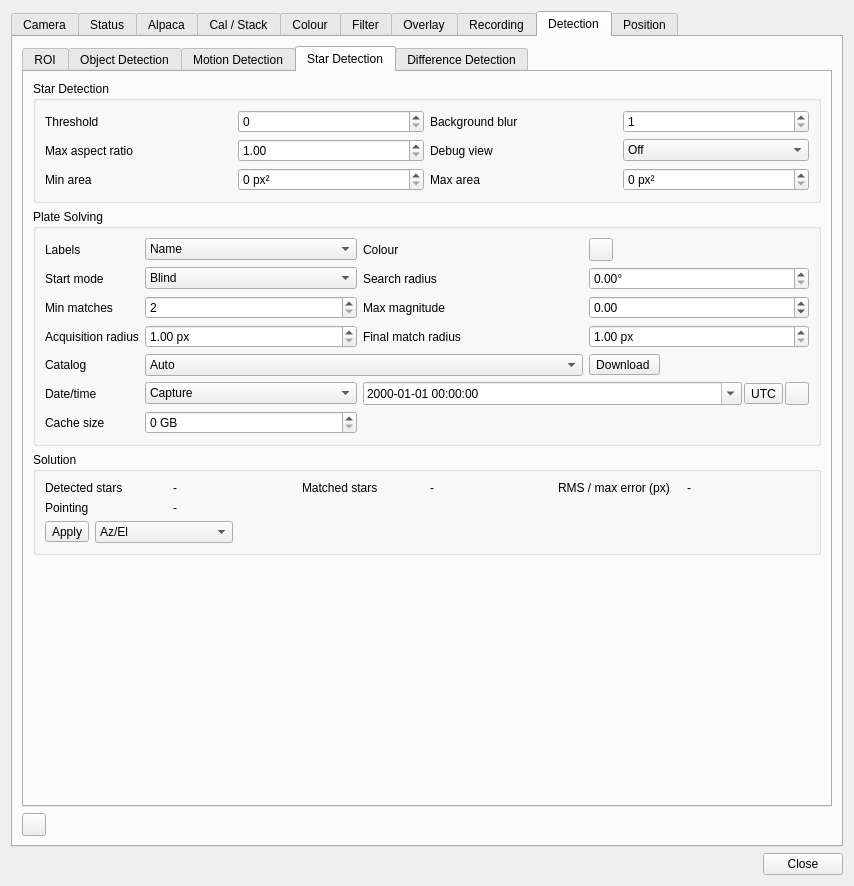
srcejon/sdrangel, file plugins/feature/camera/camerasettingsdialog.ui: the form before one commit.
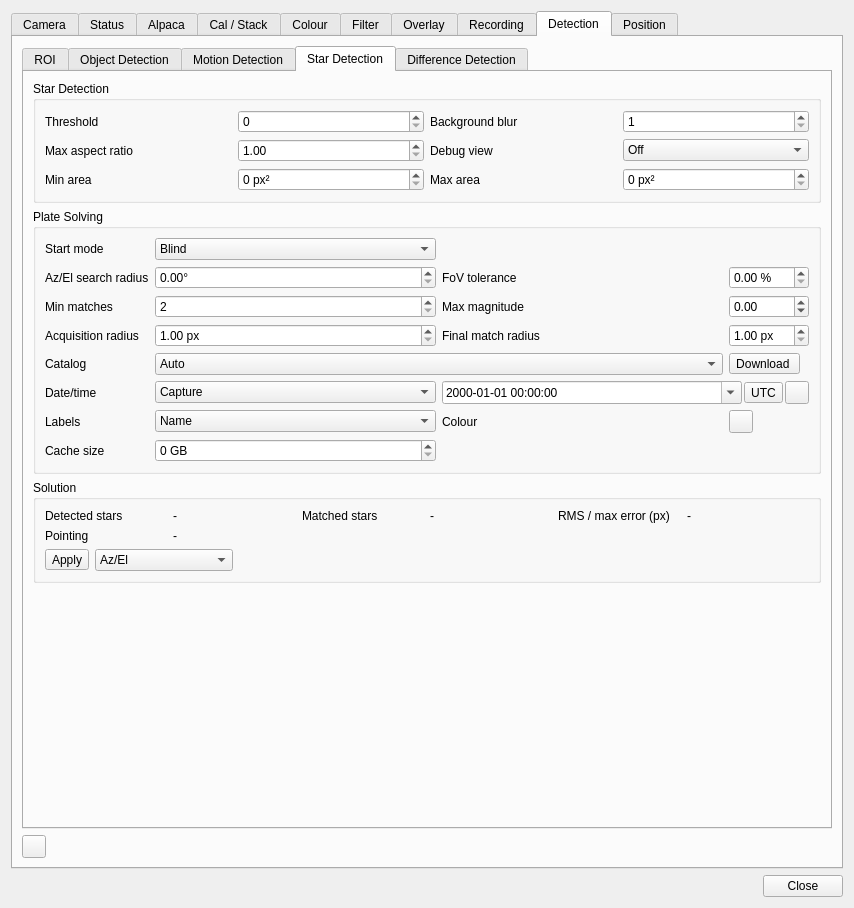
The form after the commit. The open tabs and pages were chosen to show the change. Icons and pictures are not drawn. Custom widgets are drawn as their Qt base class.

Commit message: Update plate solver

```diff
--- a/plugins/feature/camera/camerasettingsdialog.ui
+++ b/plugins/feature/camera/camerasettingsdialog.ui
@@ -7,7 +7,7 @@
     <x>0</x>
     <y>0</y>
     <width>854</width>
-    <height>886</height>
+    <height>908</height>
    </rect>
   </property>
   <property name="windowTitle">
@@ -24,7 +24,7 @@
        <string>Camera</string>
       </attribute>
       <layout class="QVBoxLayout" name="cameraTabLayout">
-       <item alignment="Qt::AlignTop">
+       <item alignment="Qt::AlignmentFlag::AlignTop">
         <widget class="QWidget" name="cameraSettingsContainer" native="true">
          <property name="sizePolicy">
           <sizepolicy hsizetype="Preferred" vsizetype="Maximum">
@@ -961,7 +961,7 @@
        <string>Status</string>
       </attribute>
       <layout class="QVBoxLayout" name="verticalLayout_3">
-       <item alignment="Qt::AlignTop">
+       <item alignment="Qt::AlignmentFlag::AlignTop">
         <widget class="QWidget" name="statusContainer" native="true">
          <property name="sizePolicy">
           <sizepolicy hsizetype="Preferred" vsizetype="Maximum">
@@ -1166,7 +1166,7 @@
          </layout>
         </widget>
        </item>
-       <item alignment="Qt::AlignTop">
+       <item alignment="Qt::AlignmentFlag::AlignTop">
         <widget class="QToolButton" name="clearChart">
          <property name="toolTip">
           <string>Clear chart</string>
@@ -1210,10 +1210,7 @@
        <string>Alpaca</string>
       </attribute>
       <layout class="QVBoxLayout" name="verticalLayout_6">
-       <property name="alignment">
-        <set>Qt::AlignmentFlag::AlignTop</set>
-       </property>
-       <item alignment="Qt::AlignTop">
+       <item alignment="Qt::AlignmentFlag::AlignTop">
         <widget class="QGroupBox" name="alpacaServerSettingsGroup">
          <property name="sizePolicy">
           <sizepolicy hsizetype="Preferred" vsizetype="Maximum">
@@ -1327,7 +1324,7 @@
          </layout>
         </widget>
        </item>
-       <item alignment="Qt::AlignTop">
+       <item alignment="Qt::AlignmentFlag::AlignTop">
         <widget class="QGroupBox" name="alpacaDevicesGroup">
          <property name="sizePolicy">
           <sizepolicy hsizetype="Preferred" vsizetype="Maximum">
@@ -1390,10 +1387,7 @@
        <string>Cal / Stack</string>
       </attribute>
       <layout class="QVBoxLayout" name="verticalLayout_stacking">
-       <property name="alignment">
-        <set>Qt::AlignmentFlag::AlignTop</set>
-       </property>
-       <item alignment="Qt::AlignTop">
+       <item alignment="Qt::AlignmentFlag::AlignTop">
         <widget class="QGroupBox" name="stackCalibrationGroup">
          <property name="sizePolicy">
           <sizepolicy hsizetype="Preferred" vsizetype="Maximum">
@@ -1504,7 +1498,7 @@
          </layout>
         </widget>
        </item>
-       <item alignment="Qt::AlignTop">
+       <item alignment="Qt::AlignmentFlag::AlignTop">
         <widget class="QGroupBox" name="stackingGroup">
          <property name="sizePolicy">
           <sizepolicy hsizetype="Preferred" vsizetype="Maximum">
@@ -1900,10 +1894,7 @@
        <string>Colour</string>
       </attribute>
       <layout class="QVBoxLayout" name="postProcessingTabLayout">
-       <property name="alignment">
-        <set>Qt::AlignmentFlag::AlignTop</set>
-       </property>
-       <item alignment="Qt::AlignTop">
+       <item alignment="Qt::AlignmentFlag::AlignTop">
         <widget class="QGroupBox" name="colorGroup">
          <property name="sizePolicy">
           <sizepolicy hsizetype="Preferred" vsizetype="Maximum">
@@ -2345,7 +2336,7 @@
          </layout>
         </widget>
        </item>
-       <item alignment="Qt::AlignTop">
+       <item alignment="Qt::AlignmentFlag::AlignTop">
         <widget class="QGroupBox" name="histogramStretchGroup">
          <property name="sizePolicy">
           <sizepolicy hsizetype="Preferred" vsizetype="Maximum">
@@ -2659,10 +2650,7 @@
        <string>Filter</string>
       </attribute>
       <layout class="QVBoxLayout" name="verticalLayout_22">
-       <property name="alignment">
-        <set>Qt::AlignmentFlag::AlignTop</set>
-       </property>
-       <item alignment="Qt::AlignTop">
+       <item alignment="Qt::AlignmentFlag::AlignTop">
         <widget class="QGroupBox" name="filterGroup">
          <property name="sizePolicy">
           <sizepolicy hsizetype="Preferred" vsizetype="Maximum">
@@ -2902,7 +2890,7 @@
          </layout>
         </widget>
        </item>
-       <item alignment="Qt::AlignTop">
+       <item alignment="Qt::AlignmentFlag::AlignTop">
         <widget class="QGroupBox" name="imageGroup">
          <property name="sizePolicy">
           <sizepolicy hsizetype="Preferred" vsizetype="Maximum">
@@ -3846,7 +3834,7 @@
        <string>Recording</string>
       </attribute>
       <layout class="QVBoxLayout" name="recordingTabLayout">
-       <item alignment="Qt::AlignTop">
+       <item alignment="Qt::AlignmentFlag::AlignTop">
         <widget class="QGroupBox" name="recordingGroup">
          <property name="sizePolicy">
           <sizepolicy hsizetype="Preferred" vsizetype="Maximum">
@@ -4108,7 +4096,7 @@
          </layout>
         </widget>
        </item>
-      <item alignment="Qt::AlignTop">
+       <item alignment="Qt::AlignmentFlag::AlignTop">
        <widget class="QGroupBox" name="keogramGroup">
         <property name="sizePolicy">
          <sizepolicy hsizetype="Preferred" vsizetype="Maximum">
@@ -4237,7 +4225,7 @@
        </layout>
       </widget>
      </item>
-      <item alignment="Qt::AlignTop">
+       <item alignment="Qt::AlignmentFlag::AlignTop">
        <widget class="QGroupBox" name="youtubeStreamGroup">
         <property name="sizePolicy">
          <sizepolicy hsizetype="Preferred" vsizetype="Maximum">
@@ -4276,7 +4264,7 @@
             <string>YouTube stream key</string>
            </property>
            <property name="echoMode">
-            <enum>QLineEdit::Password</enum>
+             <enum>QLineEdit::EchoMode::Password</enum>
            </property>
           </widget>
          </item>
@@ -5632,61 +5620,41 @@
               <string>Plate Solving</string>
              </property>
              <layout class="QGridLayout" name="gridLayout_12">
-              <item row="0" column="0">
-               <widget class="QLabel" name="plateSolveLabelModeLabel">
-                <property name="text">
-                 <string>Labels</string>
-                </property>
-               </widget>
-              </item>
-              <item row="2" column="2">
-               <widget class="QLabel" name="plateSolveMaxMagnitudeLabel">
-                <property name="text">
-                 <string>Max magnitude</string>
-                </property>
-               </widget>
-              </item>
               <item row="3" column="0">
-               <widget class="QLabel" name="plateSolveMatchRadiusLabel">
+               <widget class="QLabel" name="plateSolveSearchRadiusLabel">
                 <property name="text">
-                 <string>Acquisition radius</string>
+                 <string>Az/El search radius</string>
                 </property>
                </widget>
               </item>
-              <item row="0" column="3">
-               <widget class="QToolButton" name="starColorButton">
+              <item row="6" column="1" colspan="2">
+               <widget class="QComboBox" name="plateSolveCatalogSourceCombo">
+                <property name="toolTip">
+                 <string>Select the star catalog used for plate solving</string>
+                </property>
+                <item>
                 <property name="text">
-                 <string/>
-                </property>
-               </widget>
-              </item>
-              <item row="0" column="1">
-               <widget class="QComboBox" name="plateSolveLabelModeCombo">
+                  <string>Auto</string>
+                 </property>
+                </item>
                 <item>
                  <property name="text">
-                  <string>Name</string>
+                  <string>HYG (Local) / bundled</string>
                  </property>
                 </item>
                 <item>
                  <property name="text">
-                  <string>Name + mag</string>
+                  <string>Siril Gaia DR3 SPCC (Online)</string>
                  </property>
                 </item>
                 <item>
                  <property name="text">
-                  <string>Name + mag + spect</string>
+                  <string>Siril Gaia DR3 Astrometric (Local)</string>
                  </property>
                 </item>
                </widget>
               </item>
-              <item row="3" column="2">
-               <widget class="QLabel" name="plateSolveFinalMatchRadiusLabel">
-                <property name="text">
-                 <string>Final match radius</string>
-                </property>
-               </widget>
-              </item>
-              <item row="1" column="3">
+              <item row="3" column="1">
                <widget class="QDoubleSpinBox" name="plateSolveSearchRadiusSpin">
                 <property name="sizePolicy">
                  <sizepolicy hsizetype="Expanding" vsizetype="Fixed">
@@ -5708,73 +5676,7 @@
                 </property>
                </widget>
               </item>
-              <item row="2" column="0">
-               <widget class="QLabel" name="plateSolveMinMatchesLabel">
-                <property name="text">
-                 <string>Min matches</string>
-                </property>
-               </widget>
-              </item>
-              <item row="2" column="3">
-               <widget class="QDoubleSpinBox" name="plateSolveMaxMagnitudeSpin">
-                <property name="minimum">
-                 <double>-2.000000000000000</double>
-                </property>
-                <property name="maximum">
-                 <double>20.000000000000000</double>
-                </property>
-                <property name="singleStep">
-                 <double>0.100000000000000</double>
-                </property>
-               </widget>
-              </item>
-              <item row="1" column="2">
-               <widget class="QLabel" name="plateSolveSearchRadiusLabel">
-                <property name="text">
-                 <string>Search radius</string>
-                </property>
-               </widget>
-              </item>
-              <item row="3" column="3">
-               <widget class="QDoubleSpinBox" name="plateSolveFinalMatchRadiusSpin">
-                <property name="suffix">
-                 <string> px</string>
-                </property>
-                <property name="minimum">
-                 <double>1.000000000000000</double>
-                </property>
-                <property name="maximum">
-                 <double>256.000000000000000</double>
-                </property>
-                <property name="singleStep">
-                 <double>1.000000000000000</double>
-                </property>
-               </widget>
-              </item>
-              <item row="3" column="1">
-               <widget class="QDoubleSpinBox" name="plateSolveMatchRadiusSpin">
-                <property name="suffix">
-                 <string> px</string>
-                </property>
-                <property name="minimum">
-                 <double>1.000000000000000</double>
-                </property>
-                <property name="maximum">
-                 <double>256.000000000000000</double>
-                </property>
-                <property name="singleStep">
-                 <double>1.000000000000000</double>
-                </property>
-               </widget>
-              </item>
-              <item row="1" column="0">
-               <widget class="QLabel" name="plateSolveStartModeLabel">
-                <property name="text">
-                 <string>Start mode</string>
-                </property>
-               </widget>
-              </item>
-              <item row="5" column="1">
+              <item row="7" column="1">
                <widget class="QComboBox" name="plateSolveDateTimeModeCombo">
                 <item>
                  <property name="text">
@@ -5788,46 +5690,34 @@
                 </item>
                </widget>
               </item>
-              <item row="1" column="1">
-               <widget class="QComboBox" name="plateSolveStartModeCombo">
-                <item>
-                 <property name="text">
-                  <string>Blind</string>
-                 </property>
-                </item>
-                <item>
-                 <property name="text">
-                  <string>FoV</string>
-                 </property>
-                </item>
-                <item>
-                 <property name="text">
-                  <string>FoV + Elevation</string>
-                 </property>
-                </item>
-                <item>
+              <item row="4" column="1">
+               <widget class="QSpinBox" name="plateSolveMinMatchesSpin">
+                <property name="minimum">
+                 <number>2</number>
+                </property>
+                <property name="maximum">
+                 <number>32</number>
+                </property>
+               </widget>
+              </item>
+              <item row="6" column="3">
+               <widget class="QToolButton" name="plateSolveDownloadCatalogButton">
+                <property name="toolTip">
+                 <string>Download the selected plate-solving catalog(s)</string>
+                </property>
                  <property name="text">
-                  <string>FoV + Az/El</string>
-                 </property>
-                </item>
-                <item>
+                 <string>Download </string>
+                </property>
+               </widget>
+              </item>
+              <item row="1" column="0">
+               <widget class="QLabel" name="plateSolveStartModeLabel">
                  <property name="text">
-                  <string>FoV + Az/El/Roll</string>
-                 </property>
-                </item>
-                <item>
-                 <property name="text">
-                  <string>FoV + Az/El/Roll + Lens Distortion</string>
-                 </property>
-                </item>
-                <item>
-                 <property name="text">
-                  <string>Current settings only</string>
-                 </property>
-                </item>
+                 <string>Start mode</string>
+                </property>
                </widget>
               </item>
-              <item row="5" column="2" colspan="2">
+              <item row="7" column="2" colspan="2">
                <layout class="QHBoxLayout" name="plateSolveDateTimeLayout">
                 <property name="spacing">
                  <number>2</number>
@@ -5871,7 +5761,46 @@
                 </item>
                </layout>
               </item>
-              <item row="5" column="0">
+              <item row="1" column="1">
+               <widget class="QComboBox" name="plateSolveStartModeCombo">
+                <item>
+                 <property name="text">
+                  <string>Blind</string>
+                 </property>
+                </item>
+                <item>
+                 <property name="text">
+                  <string>FoV</string>
+                 </property>
+                </item>
+                <item>
+                 <property name="text">
+                  <string>FoV + Elevation</string>
+                 </property>
+                </item>
+                <item>
+                 <property name="text">
+                  <string>FoV + Az/El</string>
+                 </property>
+                </item>
+                <item>
+                 <property name="text">
+                  <string>FoV + Az/El/Roll</string>
+                 </property>
+                </item>
+                <item>
+                 <property name="text">
+                  <string>FoV + Az/El/Roll + Lens Distortion</string>
+                 </property>
+                </item>
+                <item>
+                 <property name="text">
+                  <string>Current settings only</string>
+                 </property>
+                </item>
+               </widget>
+              </item>
+              <item row="7" column="0">
                <widget class="QLabel" name="plateSolveDateTimeModeLabel">
                 <property name="text">
                  <string>Date/time</string>
@@ -5879,13 +5808,56 @@
                </widget>
               </item>
               <item row="6" column="0">
+               <widget class="QLabel" name="plateSolveCatalogSourceLabel">
+                <property name="text">
+                 <string>Catalog</string>
+                </property>
+               </widget>
+              </item>
+              <item row="5" column="3">
+               <widget class="QDoubleSpinBox" name="plateSolveFinalMatchRadiusSpin">
+                <property name="suffix">
+                 <string> px</string>
+                </property>
+                <property name="minimum">
+                 <double>1.000000000000000</double>
+                </property>
+                <property name="maximum">
+                 <double>256.000000000000000</double>
+                </property>
+                <property name="singleStep">
+                 <double>1.000000000000000</double>
+                </property>
+               </widget>
+              </item>
+              <item row="4" column="0">
+               <widget class="QLabel" name="plateSolveMinMatchesLabel">
+                <property name="text">
+                 <string>Min matches</string>
+                </property>
+               </widget>
+              </item>
+              <item row="9" column="0">
                <widget class="QLabel" name="starCatalogDiskCacheSizeLabel">
                 <property name="text">
                  <string>Cache size</string>
                 </property>
                </widget>
               </item>
-              <item row="6" column="1">
+              <item row="4" column="3">
+               <widget class="QDoubleSpinBox" name="plateSolveMaxMagnitudeSpin">
+                <property name="minimum">
+                 <double>-2.000000000000000</double>
+                </property>
+                <property name="maximum">
+                 <double>20.000000000000000</double>
+                </property>
+                <property name="singleStep">
+                 <double>0.100000000000000</double>
+                </property>
+               </widget>
+              </item>
+              <item row="9" column="1">
                <widget class="QSpinBox" name="starCatalogDiskCacheSizeSpin">
                 <property name="toolTip">
                  <string>Maximum size of the star catalog region disk cache; 0 disables pruning</string>
@@ -5901,14 +5873,96 @@
                 </property>
                </widget>
               </item>
-              <item row="4" column="0">
-               <widget class="QLabel" name="plateSolveCatalogSourceLabel">
+              <item row="5" column="1">
+               <widget class="QDoubleSpinBox" name="plateSolveMatchRadiusSpin">
+                <property name="suffix">
+                 <string> px</string>
+                </property>
+                <property name="minimum">
+                 <double>1.000000000000000</double>
+                </property>
+                <property name="maximum">
+                 <double>256.000000000000000</double>
+                </property>
+                <property name="singleStep">
+                 <double>1.000000000000000</double>
+                </property>
+               </widget>
+              </item>
+              <item row="5" column="0">
+               <widget class="QLabel" name="plateSolveMatchRadiusLabel">
                 <property name="text">
-                 <string>Catalog</string>
+                 <string>Acquisition radius</string>
                 </property>
                </widget>
               </item>
-              <item row="0" column="2">
+              <item row="3" column="3">
+               <widget class="QDoubleSpinBox" name="plateSolveFovToleranceSpin">
+                <property name="toolTip">
+                 <string>How well the field of view is known, as a percentage of the FoV. 0 = exact (pin to the entered FoV); larger lets the solver refine the FoV away from the entered value, for un-calibrated wide/fisheye lenses.</string>
+                </property>
+                <property name="suffix">
+                 <string> %</string>
+                </property>
+                <property name="minimum">
+                 <double>0.000000000000000</double>
+                </property>
+                <property name="maximum">
+                 <double>50.000000000000000</double>
+                </property>
+                <property name="singleStep">
+                 <double>0.500000000000000</double>
+                </property>
+               </widget>
+              </item>
+              <item row="4" column="2">
+               <widget class="QLabel" name="plateSolveMaxMagnitudeLabel">
+                <property name="text">
+                 <string>Max magnitude</string>
+                </property>
+               </widget>
+              </item>
+              <item row="5" column="2">
+               <widget class="QLabel" name="plateSolveFinalMatchRadiusLabel">
+                <property name="text">
+                 <string>Final match radius</string>
+                </property>
+               </widget>
+              </item>
+              <item row="3" column="2">
+               <widget class="QLabel" name="plateSolveFovToleranceLabel">
+                <property name="text">
+                 <string>FoV tolerance</string>
+                </property>
+               </widget>
+              </item>
+              <item row="8" column="0">
+               <widget class="QLabel" name="plateSolveLabelModeLabel">
+                <property name="text">
+                 <string>Labels</string>
+                </property>
+               </widget>
+              </item>
+              <item row="8" column="1">
+               <widget class="QComboBox" name="plateSolveLabelModeCombo">
+                <item>
+                 <property name="text">
+                  <string>Name</string>
+                 </property>
+                </item>
+                <item>
+                 <property name="text">
+                  <string>Name + mag</string>
+                 </property>
+                </item>
+                <item>
+                 <property name="text">
+                  <string>Name + mag + spect</string>
+                 </property>
+                </item>
+               </widget>
+              </item>
+              <item row="8" column="2">
                <widget class="QLabel" name="starColorLabel">
                 <property name="sizePolicy">
                  <sizepolicy hsizetype="Expanding" vsizetype="Preferred">
@@ -5921,53 +5975,13 @@
                 </property>
                </widget>
               </item>
-              <item row="2" column="1">
-               <widget class="QSpinBox" name="plateSolveMinMatchesSpin">
-                <property name="minimum">
-                 <number>2</number>
-                </property>
-                <property name="maximum">
-                 <number>32</number>
-                </property>
-               </widget>
-              </item>
-              <item row="4" column="3">
-               <widget class="QToolButton" name="plateSolveDownloadCatalogButton">
-                <property name="toolTip">
-                 <string>Download the selected plate-solving catalog(s)</string>
-                </property>
+              <item row="8" column="3">
+               <widget class="QToolButton" name="starColorButton">
                 <property name="text">
-                 <string>Download </string>
+                 <string/>
                 </property>
                </widget>
               </item>
-              <item row="4" column="1" colspan="2">
-               <widget class="QComboBox" name="plateSolveCatalogSourceCombo">
-                <property name="toolTip">
-                 <string>Select the star catalog used for plate solving</string>
-                </property>
-                <item>
-                 <property name="text">
-                  <string>Auto</string>
-                 </property>
-                </item>
-                <item>
-                 <property name="text">
-                  <string>HYG (Local) / bundled</string>
-                 </property>
-                </item>
-                <item>
-                 <property name="text">
-                  <string>Siril Gaia DR3 SPCC (Online)</string>
-                 </property>
-                </item>
-                <item>
-                 <property name="text">
-                  <string>Siril Gaia DR3 Astrometric (Local)</string>
-                 </property>
-                </item>
-               </widget>
-              </item>
              </layout>
             </widget>
            </item>
@@ -6293,7 +6307,7 @@
        <string>Position</string>
       </attribute>
       <layout class="QVBoxLayout" name="positionTabLayout">
-       <item alignment="Qt::AlignTop">
+       <item alignment="Qt::AlignmentFlag::AlignTop">
         <widget class="QGroupBox" name="cameraPositionGroup">
          <property name="sizePolicy">
           <sizepolicy hsizetype="Preferred" vsizetype="Maximum">
@@ -6398,7 +6412,7 @@
          </layout>
         </widget>
        </item>
-       <item alignment="Qt::AlignTop">
+       <item alignment="Qt::AlignmentFlag::AlignTop">
         <widget class="QGroupBox" name="cameraDirectionGroup">
          <property name="sizePolicy">
           <sizepolicy hsizetype="Preferred" vsizetype="Maximum">
@@ -6722,7 +6736,7 @@
          </layout>
         </widget>
        </item>
-       <item alignment="Qt::AlignTop">
+       <item alignment="Qt::AlignmentFlag::AlignTop">
         <widget class="QGroupBox" name="groupBox">
          <property name="sizePolicy">
           <sizepolicy hsizetype="Preferred" vsizetype="Maximum">
```
Lines whose indentation alone changed are shown as unchanged. The commit also changes 13 other files.
